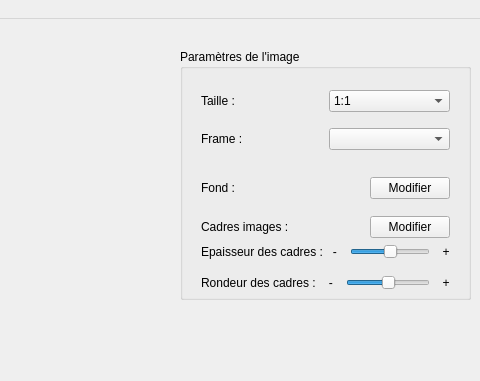
Qt form mainwindow.ui (nicolasrn/qtnrmg) before a commit; both pictures show x 500 to 980 and y 0 to 381 of the 980 by 610 pixel window.
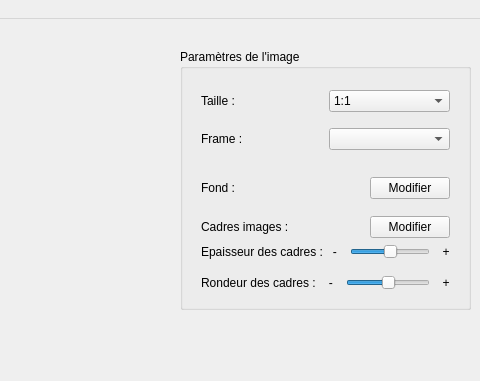
The same form after that commit. Icons and pictures are not drawn.

Diff of the .ui file:
```diff
--- a/mainwindow.ui
+++ b/mainwindow.ui
@@ -20,7 +20,7 @@
       <x>680</x>
       <y>30</y>
       <width>291</width>
-      <height>251</height>
+      <height>261</height>
      </rect>
     </property>
     <property name="title">
@@ -705,7 +705,7 @@
      <rect>
       <x>10</x>
       <y>20</y>
-      <width>651</width>
+      <width>441</width>
       <height>381</height>
      </rect>
     </property>
@@ -714,7 +714,7 @@
       <rect>
        <x>0</x>
        <y>0</y>
-       <width>651</width>
+       <width>421</width>
        <height>381</height>
       </rect>
      </property>
```
Left out of the diff: 12 changed lines with no effect on the pictures.
